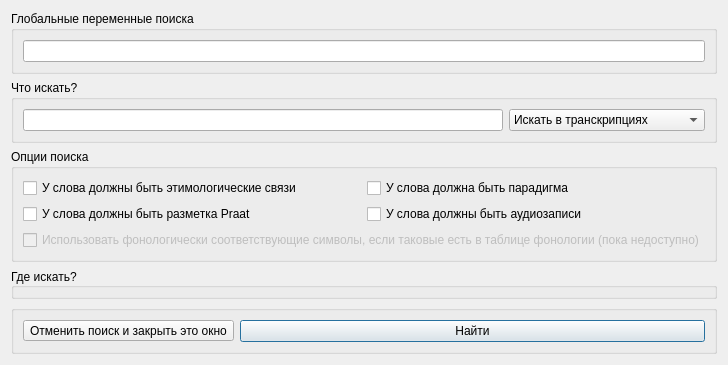
Before: the Qt Designer form search.ui in al-indigo/Dialeqt, drawn with Qt 5.
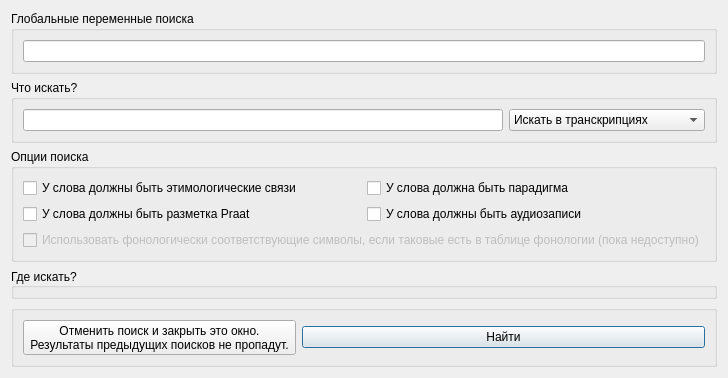
After: the same form once the commit is applied.

Commit message: main functions and interface for search ready

What changed in the file:
```diff
--- a/search.ui
+++ b/search.ui
@@ -7,7 +7,7 @@
     <x>0</x>
     <y>0</y>
     <width>669</width>
-    <height>333</height>
+    <height>340</height>
    </rect>
   </property>
   <property name="sizePolicy">
@@ -192,7 +192,8 @@
       <item>
        <widget class="QToolButton" name="cancelButton">
         <property name="text">
-         <string>Отменить поиск и закрыть это окно</string>
+         <string>Отменить поиск и закрыть это окно.
+Результаты предыдущих поисков не пропадут.</string>
         </property>
        </widget>
       </item>
```
Left out of the diff: 8 changed lines with no effect on the pictures. The commit also changes 4 other files.
